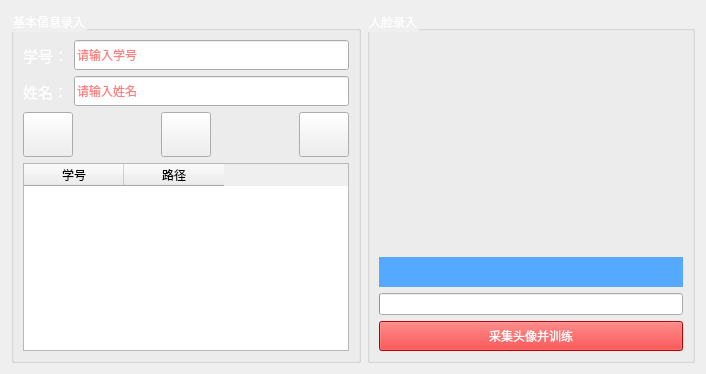
Before: the Qt Designer form facetrainwidget.ui in eagleqq/FaceRecognition, drawn with Qt 5.
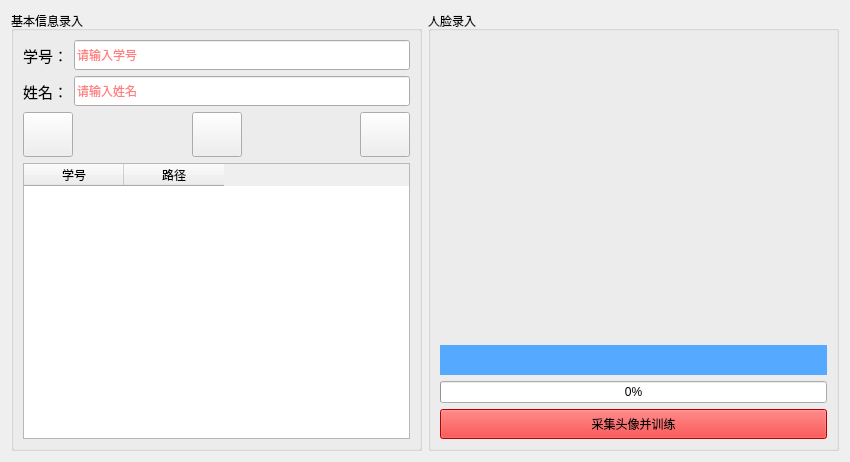
After: the same form once the commit is applied. Icons and pictures are not drawn.

What changed in the file:
```diff
--- a/facetrainwidget.ui
+++ b/facetrainwidget.ui
@@ -6,15 +6,15 @@
    <rect>
     <x>0</x>
     <y>0</y>
-    <width>706</width>
-    <height>374</height>
+    <width>850</width>
+    <height>462</height>
    </rect>
   </property>
   <property name="windowTitle">
    <string>Form</string>
   </property>
   <property name="styleSheet">
-   <string notr="true">color: rgb(255, 255, 255);</string>
+   <string notr="true">/*color: rgb(255, 255, 255);*/</string>
   </property>
   <layout class="QHBoxLayout" name="horizontalLayout_2">
    <item>
@@ -27,7 +27,7 @@
      </property>
      <property name="maximumSize">
       <size>
-       <width>350</width>
+       <width>16777215</width>
        <height>16777215</height>
       </size>
      </property>
@@ -269,6 +269,12 @@
    </item>
    <item>
     <widget class="QGroupBox" name="groupBox_2">
+     <property name="maximumSize">
+      <size>
+       <width>800</width>
+       <height>16777215</height>
+      </size>
+     </property>
      <property name="styleSheet">
       <string notr="true"/>
      </property>
```
